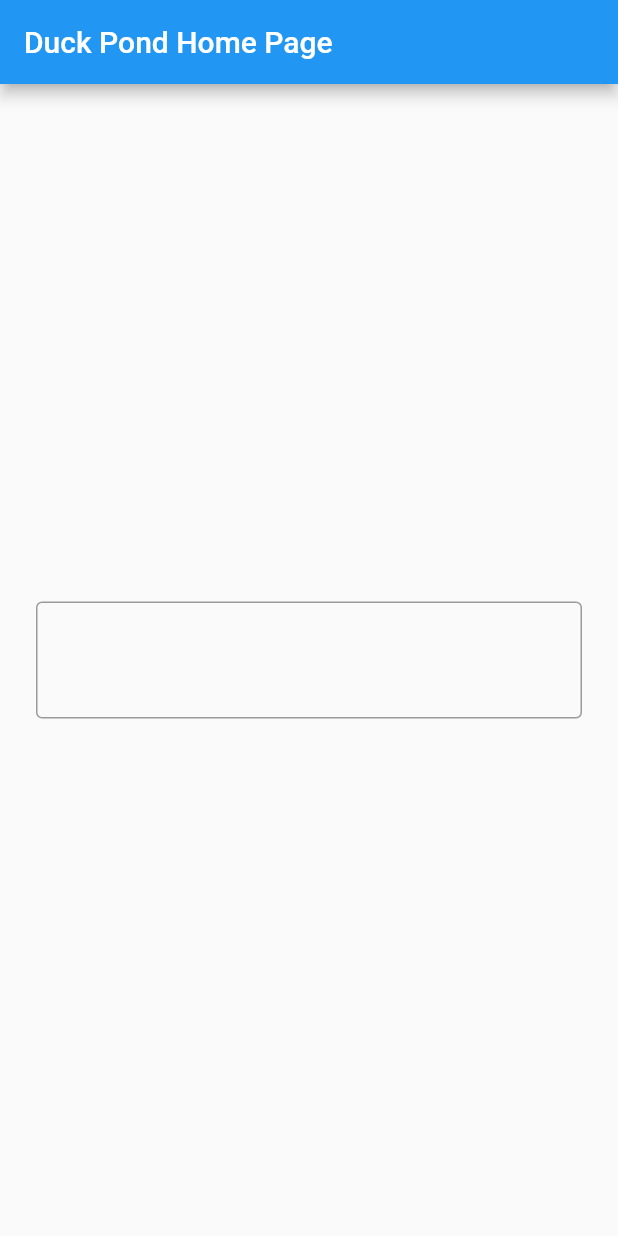
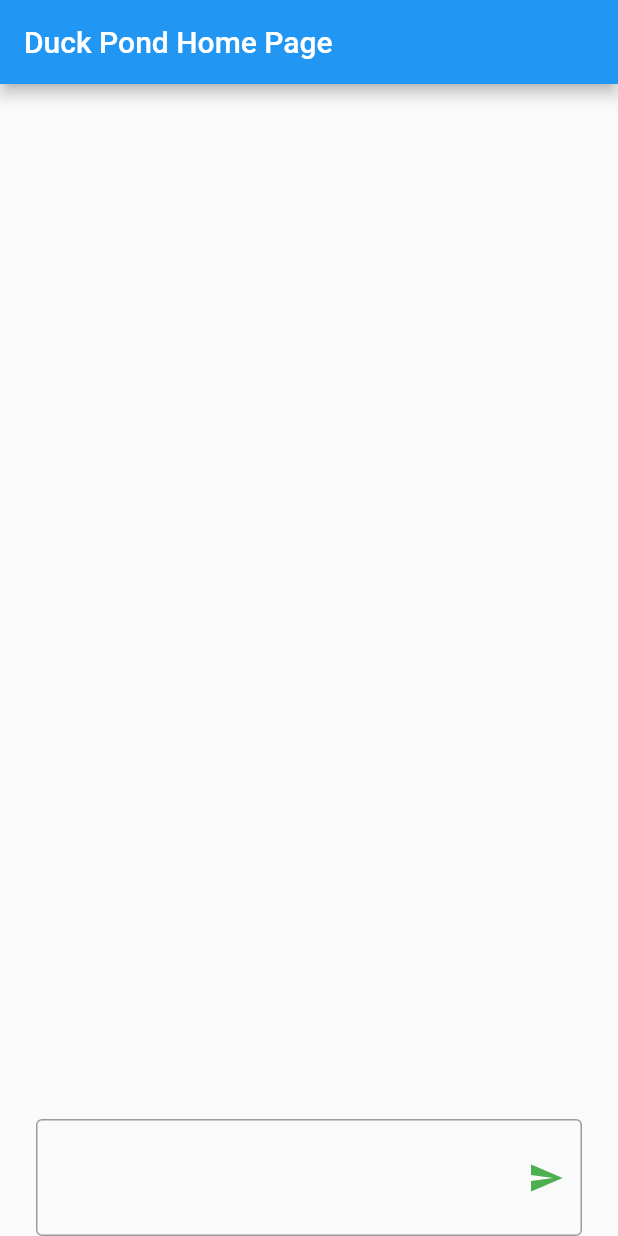
Before and after one commit to navyasi/uh-duckpond-1, a Flutter app: the screen it shows after launch, on a phone screen of 412 x 824 dp. Run offline on Flutter 3.47's test engine with Material 2 defaults, Android fonts, the phone set to English and light mode, and no system bars; our stand-ins replace firebase_core; accounts and stored records are empty.

Commit message:
Added our message list.

```diff
--- a/duck_pond/lib/main.dart
+++ b/duck_pond/lib/main.dart
@@ -30,10 +30,27 @@
 }
 
 class _MyHomePageState extends State<MyHomePage> {
+  late TextEditingController _controller;
+
+  List<String> messages = [];
+
   final TextStyle inputStyle = const TextStyle(
     fontSize: 32,
     color: Colors.blueGrey,
   );
+
+  @override
+  void initState() {
+    super.initState();
+    _controller = TextEditingController();
+  }
+
+  void onSubmitted(String value) {
+    setState(() {
+      messages.add(value);
+      _controller.clear();
+    });
+  }
 
   @override
   Widget build(BuildContext context) {
@@ -47,11 +64,30 @@
         child: Column(
           mainAxisAlignment: MainAxisAlignment.center,
           children: <Widget>[
+            Expanded(
+              flex: 1,
+              child: ListView.builder(
+                padding: const EdgeInsets.all(16),
+                itemCount: messages.length,
+                itemBuilder: (BuildContext context, int index) {
+                  return Text(messages[index],
+                      style: const TextStyle(fontSize: 32));
+                },
+              ),
+            ),
             Padding(
                 padding: const EdgeInsets.symmetric(horizontal: 24),
                 child: TextField(
-                  decoration:
-                      const InputDecoration(border: OutlineInputBorder()),
+                  controller: _controller,
+                  decoration: InputDecoration(
+                      border: const OutlineInputBorder(),
+                      suffixIcon: IconButton(
+                        icon: const Icon(
+                          Icons.send,
+                          color: Colors.green,
+                        ),
+                        onPressed: () => onSubmitted(_controller.value.text),
+                      )),
                   style: inputStyle,
                 ))
           ],
```
